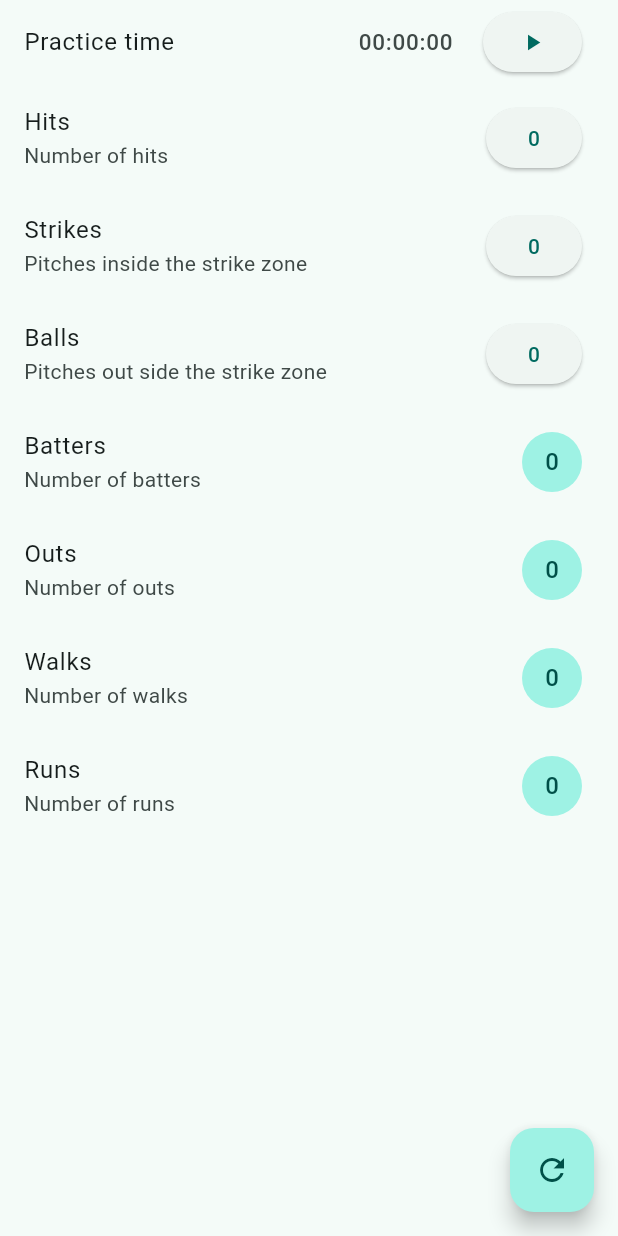
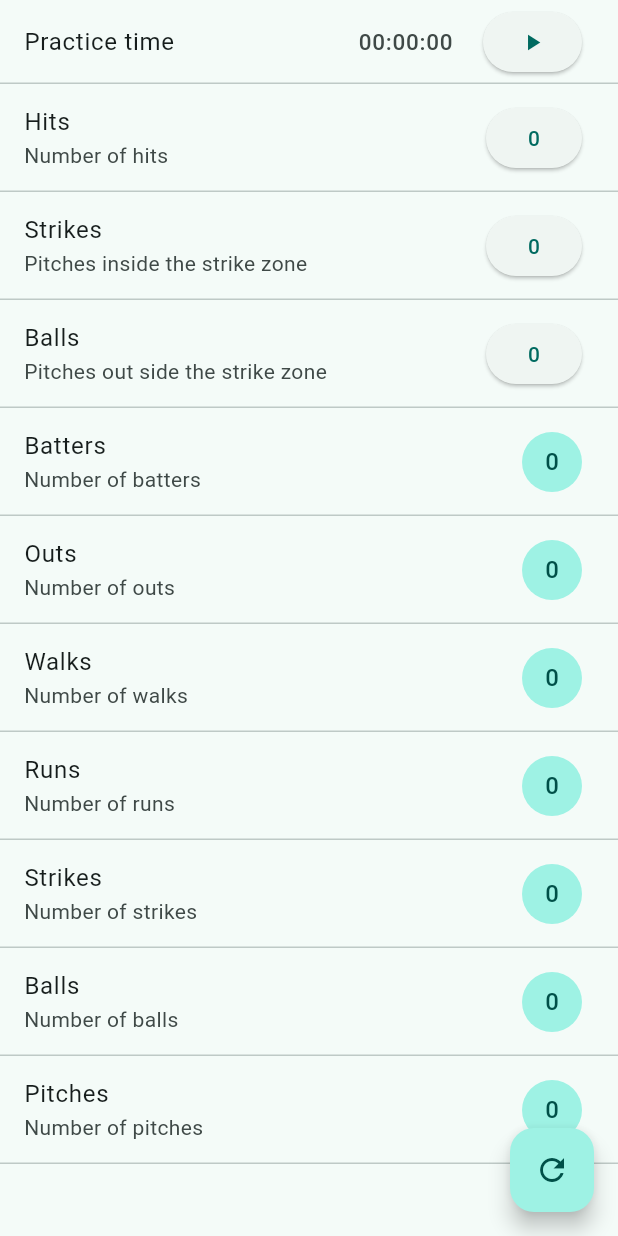
Before and after one commit to defektive/perfect-pitch-counter, a Flutter app: the PitchGamePage screen opened directly, on a phone screen of 412 x 824 dp. Run offline on Flutter 3.47's test engine with Material 3 defaults, Android fonts, the phone set to English and light mode, and no system bars; our stand-ins replace package_info_plus; missing offline and left inert: wear_plus.

Commit message:
update game mode view (#5)

```diff
--- a/lib/pages/pitch_game.dart
+++ b/lib/pages/pitch_game.dart
@@ -45,6 +45,7 @@ class _PitchGamePageState extends State<PitchGamePage> {
               ],
             ),
           ),
+          Divider(height: 0),
           ListTile(
             title: Text('Hits'),
             subtitle: Text('Number of hits'),
@@ -53,6 +54,7 @@ class _PitchGamePageState extends State<PitchGamePage> {
               child: Text('${pitchGame.hitsCount}'),
             ),
           ),
+          Divider(height: 0),
           ListTile(
             title: Text('Strikes'),
             subtitle: Text('Pitches inside the strike zone'),
@@ -61,6 +63,7 @@ class _PitchGamePageState extends State<PitchGamePage> {
                   child: Text('${pitchGame.currentStrikes}'),
                 ),
           ),
+          Divider(height: 0),
           ListTile(
             title: Text('Balls'),
             subtitle: Text('Pitches out side the strike zone'),
@@ -69,26 +72,49 @@ class _PitchGamePageState extends State<PitchGamePage> {
               child: Text('${pitchGame.currentBalls}'),
             ),
           ),
+          Divider(height: 0),
           ListTile(
             trailing: CircleAvatar(child: Text('${pitchGame.batterCount}')),
             title: Text('Batters'),
             subtitle: Text('Number of batters'),
           ),
+          Divider(height: 0),
           ListTile(
             trailing: CircleAvatar(child: Text('${pitchGame.outCount}')),
             title: Text('Outs'),
             subtitle: Text('Number of outs'),
           ),
+          Divider(height: 0),
           ListTile(
             trailing: CircleAvatar(child: Text('${pitchGame.walkCount}')),
             title: Text('Walks'),
             subtitle: Text('Number of walks'),
           ),
+          Divider(height: 0),
           ListTile(
             trailing: CircleAvatar(child: Text('${pitchGame.runCount}')),
             title: Text('Runs'),
             subtitle: Text('Number of runs'),
           ),
+          Divider(height: 0),
+          ListTile(
+            trailing: CircleAvatar(child: Text('${pitchGame.totalStrikes}')),
+            title: Text('Strikes'),
+            subtitle: Text('Number of strikes'),
+          ),
+          Divider(height: 0),
+          ListTile(
+            trailing: CircleAvatar(child: Text('${pitchGame.totalBalls}')),
+            title: Text('Balls'),
+            subtitle: Text('Number of balls'),
+          ),
+          Divider(height: 0),
+          ListTile(
+            trailing: CircleAvatar(child: Text('${pitchGame.totalPitches}')),
+            title: Text('Pitches'),
+            subtitle: Text('Number of pitches'),
+          ),
+          Divider(height: 0),
         ],
       ),
 
```
